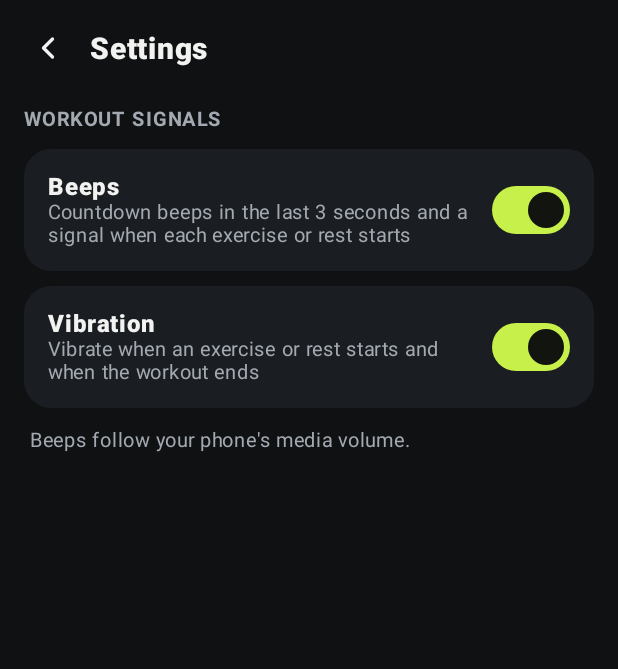
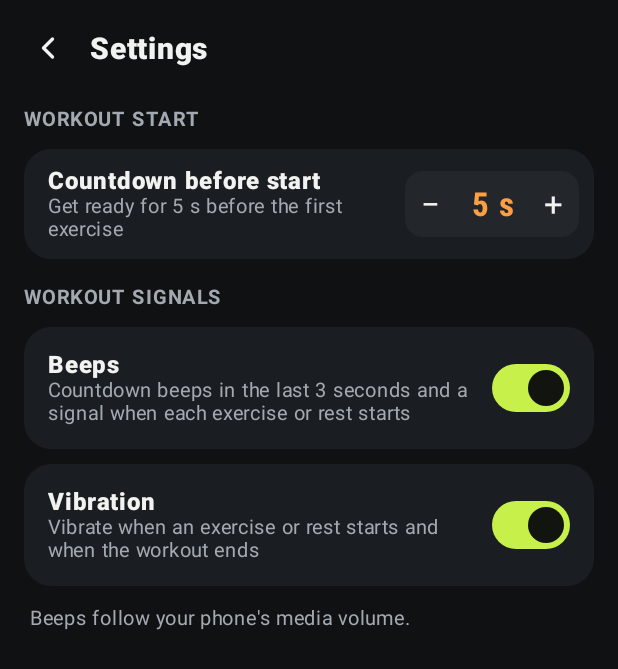
Before and after one commit to anmura/training-timer, an Android app built with Jetpack Compose: the screen it shows after launch (MainActivity), after a tap on "Settings", on a phone screen of 412 x 824 dp. Shown: the top 669 px of the screen. Run offline under Robolectric (Android 15) with nearby library versions, the phone set to English and light mode, and no system bars.

Commit message:
Get-ready countdown before the first exercise (0-15 s, set in Settings)
Co-Authored-By: Claude Opus 5.5 <noreply@anthropic.com>
Claude-Session: https://claude.ai/code/session_01VKJpjF76y6zY4cgfP6iZUP

```diff
--- a/app/src/main/java/com/trainingtimer/app/data/Models.kt
+++ b/app/src/main/java/com/trainingtimer/app/data/Models.kt
@@ -43,6 +43,8 @@ data class Complex(
 data class Settings(
     val beeps: Boolean = true,
     val vibration: Boolean = true,
+    /** Seconds of "get ready" countdown before the first exercise, 0..15 (0 = off). */
+    val countdown: Int = 5,
 )
 
 data class AppData(
--- a/app/src/main/java/com/trainingtimer/app/data/Repo.kt
+++ b/app/src/main/java/com/trainingtimer/app/data/Repo.kt
@@ -344,7 +344,7 @@ object Codec {
                 JSONObject().put("id", c.id).put("name", c.name).put("rest", c.restSeconds).put("items", items)
             )
         }
-        val settings = JSONObject().put("beeps", d.settings.beeps).put("vibration", d.settings.vibration)
+        val settings = JSONObject().put("beeps", d.settings.beeps).put("vibration", d.settings.vibration).put("countdown", d.settings.countdown)
         return JSONObject()
             .put("version", 1)
             .put("exercises", exercises)
@@ -391,7 +391,7 @@ object Codec {
             }
         }
         val s = o.optJSONObject("settings")
-        val settings = if (s != null) Settings(s.optBoolean("beeps", true), s.optBoolean("vibration", true)) else Settings()
+        val settings = if (s != null) Settings(s.optBoolean("beeps", true), s.optBoolean("vibration", true), s.optInt("countdown", 5).coerceIn(0, 15)) else Settings()
         val categories = ArrayList<Category>()
         val caArr = o.optJSONArray("categories")
         if (caArr != null) {
--- a/app/src/main/java/com/trainingtimer/app/ui/SettingsScreen.kt
+++ b/app/src/main/java/com/trainingtimer/app/ui/SettingsScreen.kt
@@ -44,6 +44,34 @@ fun SettingsScreen(settings: Settings, onBack: () -> Unit) {
             Modifier.padding(horizontal = 16.dp),
             verticalArrangement = Arrangement.spacedBy(10.dp),
         ) {
+            SectionLabel("Workout start")
+            Row(
+                Modifier
+                    .fillMaxWidth()
+                    .clip(RoundedCornerShape(18.dp))
+                    .background(C.Surface)
+                    .padding(start = 16.dp, end = 10.dp, top = 12.dp, bottom = 12.dp),
+                verticalAlignment = Alignment.CenterVertically,
+            ) {
+                Column(Modifier.weight(1f)) {
+                    Text("Countdown before start", fontSize = 16.sp, fontWeight = FontWeight.ExtraBold, color = C.Text)
+                    Text(
+                        if (settings.countdown == 0) "Off — the first exercise starts right away" else "Get ready for ${settings.countdown} s before the first exercise",
+                        fontSize = 13.sp,
+                        color = C.Muted,
+                    )
+                }
+                Spacer(Modifier.width(12.dp))
+                Stepper(
+                    text = if (settings.countdown == 0) "Off" else "${settings.countdown} s",
+                    onMinus = { Repo.updateSettings(settings.copy(countdown = (settings.countdown - 1).coerceAtLeast(0))) },
+                    onPlus = { Repo.updateSettings(settings.copy(countdown = (settings.countdown + 1).coerceAtMost(15))) },
+                    textColor = C.Orange,
+                    minTextWidth = 48.dp,
+                    minusLabel = "Shorter countdown",
+                    plusLabel = "Longer countdown",
+                )
+            }
             SectionLabel("Workout signals")
             SwitchRow(
                 title = "Beeps",
--- a/app/src/main/java/com/trainingtimer/app/workout/WorkoutService.kt
+++ b/app/src/main/java/com/trainingtimer/app/workout/WorkoutService.kt
@@ -123,13 +123,14 @@ class WorkoutService : Service() {
         val title = when (p.type) {
             PhaseType.WORK -> "${p.exercise.name} · $time"
             PhaseType.REST -> "Rest · $time"
+            PhaseType.PREPARE -> "Get ready · $time"
         }
         val detail = when (p.type) {
             PhaseType.WORK -> {
                 val round = if (p.rounds > 0) " · round ${p.round}/${p.rounds}" else ""
                 "Exercise ${p.workNumber} of ${s.totalWork}$round"
             }
-            PhaseType.REST -> "Next: ${p.exercise.name}"
+            PhaseType.REST, PhaseType.PREPARE -> "Next: ${p.exercise.name}"
         }
         return builder
             .setContentTitle(if (s.paused) "Paused — $title" else title)
```
Also changed, not shown: app/src/main/java/com/trainingtimer/app/ui/WorkoutScreen.kt (+11 -2 lines), app/src/main/java/com/trainingtimer/app/workout/WorkoutEngine.kt (+11 -3 lines).
